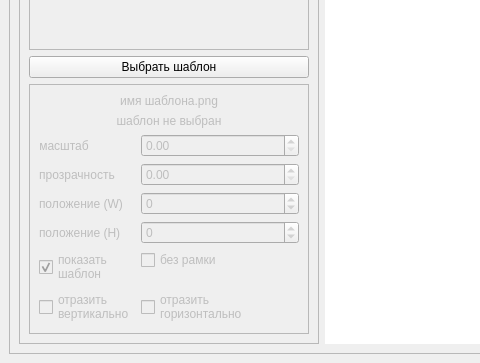
Before: the Qt Designer form qtUi/ui1.ui in vaddav6/cjcLitCam, drawn with Qt 5; both pictures show x 0 to 480 and y 545 to 908 of the 1078 by 908 pixel window.
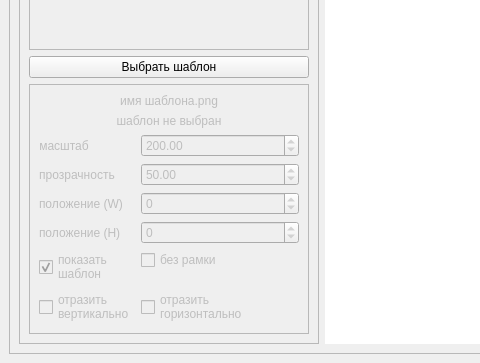
After: the same form once the commit is applied.

```diff
--- a/qtUi/ui1.ui
+++ b/qtUi/ui1.ui
@@ -1170,6 +1170,9 @@
              <item row="2" column="1">
               <widget class="QDoubleSpinBox" name="dSB_mask_scale">
                <property name="maximum">
+                <double>600.000000000000000</double>
+               </property>
+               <property name="value">
                 <double>200.000000000000000</double>
                </property>
               </widget>
@@ -1187,7 +1190,10 @@
              <item row="3" column="1">
               <widget class="QDoubleSpinBox" name="dSB_mask_opacity">
                <property name="maximum">
-                <double>200.000000000000000</double>
+                <double>100.000000000000000</double>
+               </property>
+               <property name="value">
+                <double>50.000000000000000</double>
                </property>
               </widget>
              </item>
```
